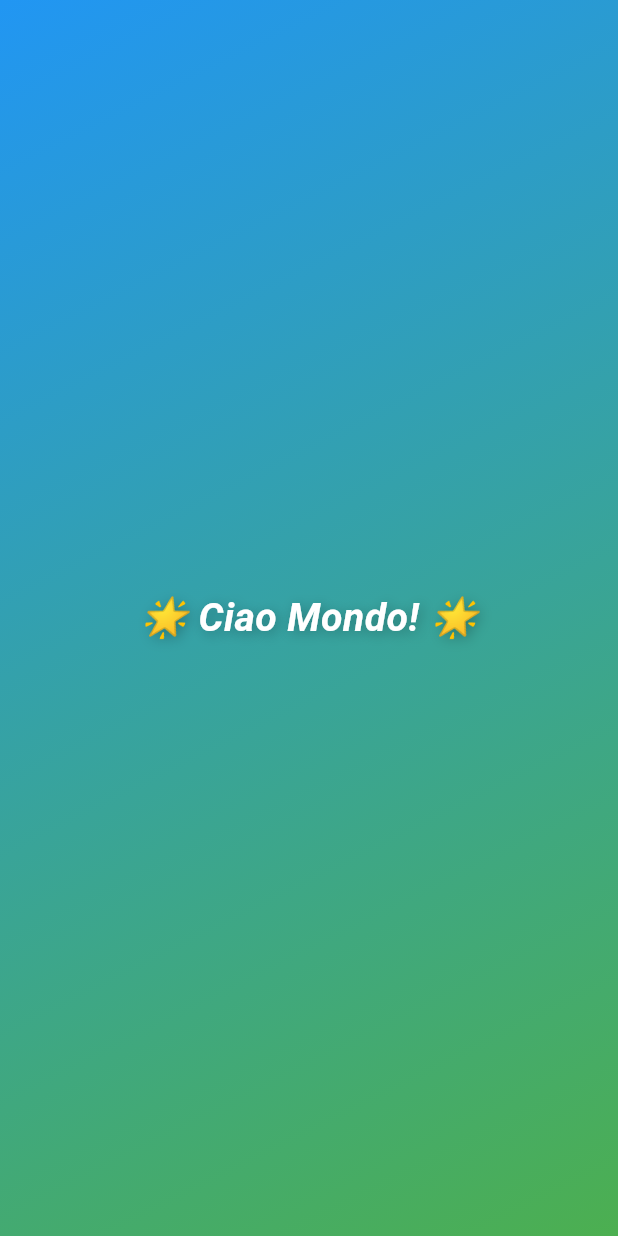
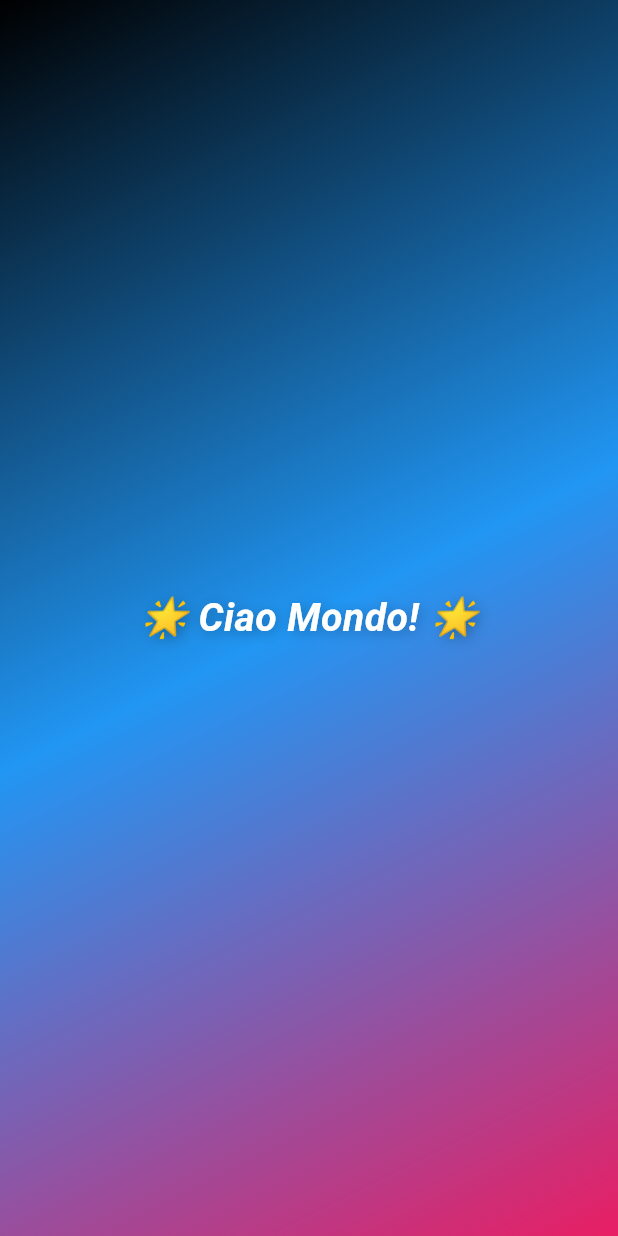
Before and after one commit to GGNado/Flutter_Corso, a Flutter app: the screen it shows after launch, on a phone screen of 412 x 824 dp. Run offline on Flutter 3.47's test engine with Material 3 defaults, Android fonts, the phone set to English and light mode, and no system bars.

Commit message:
Aggiunti parametri ai costruttori

```diff
--- a/2-Flutter-CustomWidgets/first_app/lib/central_text.dart
+++ b/2-Flutter-CustomWidgets/first_app/lib/central_text.dart
@@ -1,14 +1,16 @@
 import 'package:flutter/material.dart';
 
 class CentralTest extends StatelessWidget {
-  const CentralTest({super.key});
+  const CentralTest(this.text, {super.key});
+
+  final String text;
 
   @override
   Widget build(BuildContext context) {
     return Center(
       child: Text(
-        "🌟 Ciao Mondo! 🌟",
-        style: TextStyle(
+        text,
+        style: const TextStyle(
           fontSize: 26,
           fontWeight: FontWeight.bold,
           fontStyle: FontStyle.italic,
--- a/2-Flutter-CustomWidgets/first_app/lib/gradient_conteiner.dart
+++ b/2-Flutter-CustomWidgets/first_app/lib/gradient_conteiner.dart
@@ -5,22 +5,31 @@ import 'package:flutter/material.dart';
 // Estende quella classe che ci da diverse funzioni
 class GradientConteiner extends StatelessWidget {
   // Tipo il costruttore di java?
-  const GradientConteiner({super.key});
+  const GradientConteiner({
+    required this.colori,
+    required this.partenzaColori,
+    required this.fineColori,
+    super.key,
+  });
+
+  final List<Color> colori;
+  final Alignment partenzaColori;
+  final Alignment fineColori;
 
   @override
   Widget build(BuildContext context) {
     return Container(
       decoration: BoxDecoration(
         gradient: LinearGradient(
-          colors: [Colors.blue, Colors.green],
+          colors: colori,
           // Ora faccio andare il colore dal top left al bottomRight
-          begin: Alignment.topLeft,
-          end: Alignment.bottomRight,
+          begin: partenzaColori,
+          end: fineColori,
         ), // In questo modo diamo un colore miscelato
       ),
       child: const Center(
         // `Center` è un widget che centra il suo figlio all'interno del contenitore padre.
-        child: CentralTest(),
+        child: CentralTest("🌟 Ciao Mondo! 🌟"),
         // `Text` è un widget che mostra una stringa di testo.
         // In questo caso, visualizza "Ciao Mondo" al centro dello schermo.
       ),
--- a/2-Flutter-CustomWidgets/first_app/lib/main.dart
+++ b/2-Flutter-CustomWidgets/first_app/lib/main.dart
@@ -4,6 +4,8 @@ import 'package:first_app/gradient_conteiner.dart';
 // Le applicazioni Flutter sono basate su una struttura ad albero di widget.
 // Ogni elemento dell'interfaccia utente è un widget, che può essere nidificato all'interno di altri widget.
 // Per saperne di più sui widget, visita la documentazione ufficiale: https://docs.flutter.dev/ui/widgets
+
+const List<Color> coloriSfondo = [Colors.black, Colors.blue, Colors.pink];
 
 void main() {
   // Il metodo `main()` è il punto di ingresso dell'app Flutter.
@@ -20,7 +22,11 @@ void main() {
         // `Scaffold` è un widget che fornisce la struttura di base per la UI,
         // come AppBar, FloatingActionButton, Drawer, etc.
         //backgroundColor: Colors.pink, solo un colore
-        body: GradientConteiner(),
+        body: GradientConteiner(
+          colori: coloriSfondo,
+          partenzaColori: Alignment.topLeft,
+          fineColori: Alignment.bottomRight,
+        ),
       ),
     ),
   ); // Fine di `runApp()`
```
